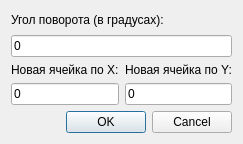
First picture: the form in Proj/rotationchooser.ui, repository TheSawIsTheLaw/ComputerGraphicsCoursework, before the edit.
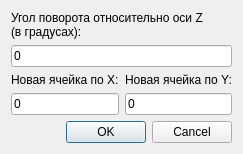
Second picture: the form after the edit.

```diff
--- a/Proj/rotationchooser.ui
+++ b/Proj/rotationchooser.ui
@@ -17,7 +17,7 @@
    <item>
     <widget class="QLabel" name="label">
      <property name="text">
-      <string>Угол поворота (в градусах):</string>
+      <string>&lt;html&gt;&lt;head/&gt;&lt;body&gt;&lt;p&gt;Угол поворота относительно оси Z&lt;br/&gt;(в градусах):&lt;/p&gt;&lt;/body&gt;&lt;/html&gt;</string>
      </property>
     </widget>
    </item>
```
